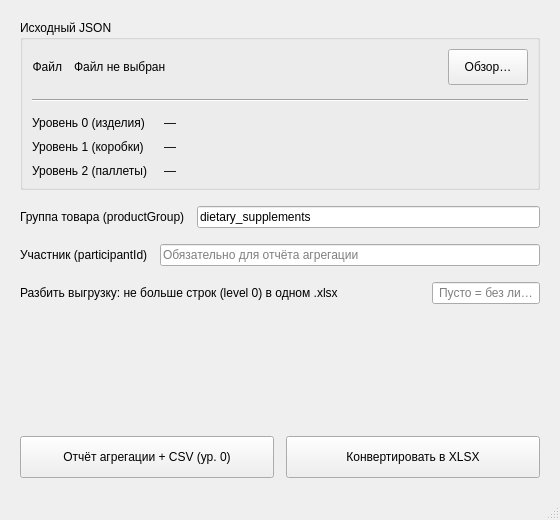
Qt form design.ui (Zhmot666/JSON2XLSX) before a commit.
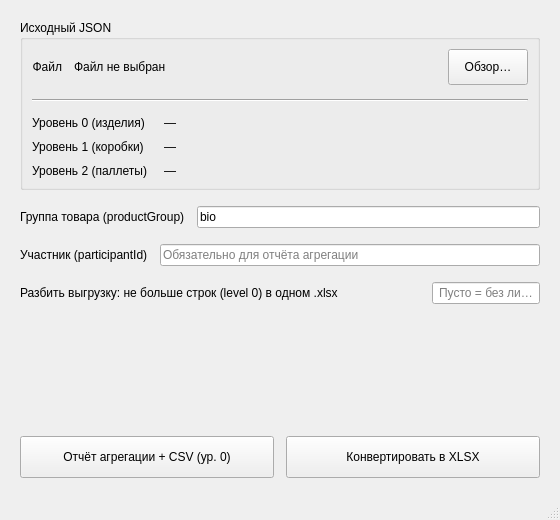
The same form after that commit.

What changed in the file:
```diff
--- a/design.ui
+++ b/design.ui
@@ -189,10 +189,10 @@
          </size>
         </property>
         <property name="text">
-         <string>dietary_supplements</string>
+         <string>bio</string>
         </property>
         <property name="placeholderText">
-         <string>dietary_supplements</string>
+         <string>bio</string>
         </property>
         <property name="sizePolicy" stdset="0">
          <sizepolicy hsizetype="Expanding" vsizetype="Fixed">
```
